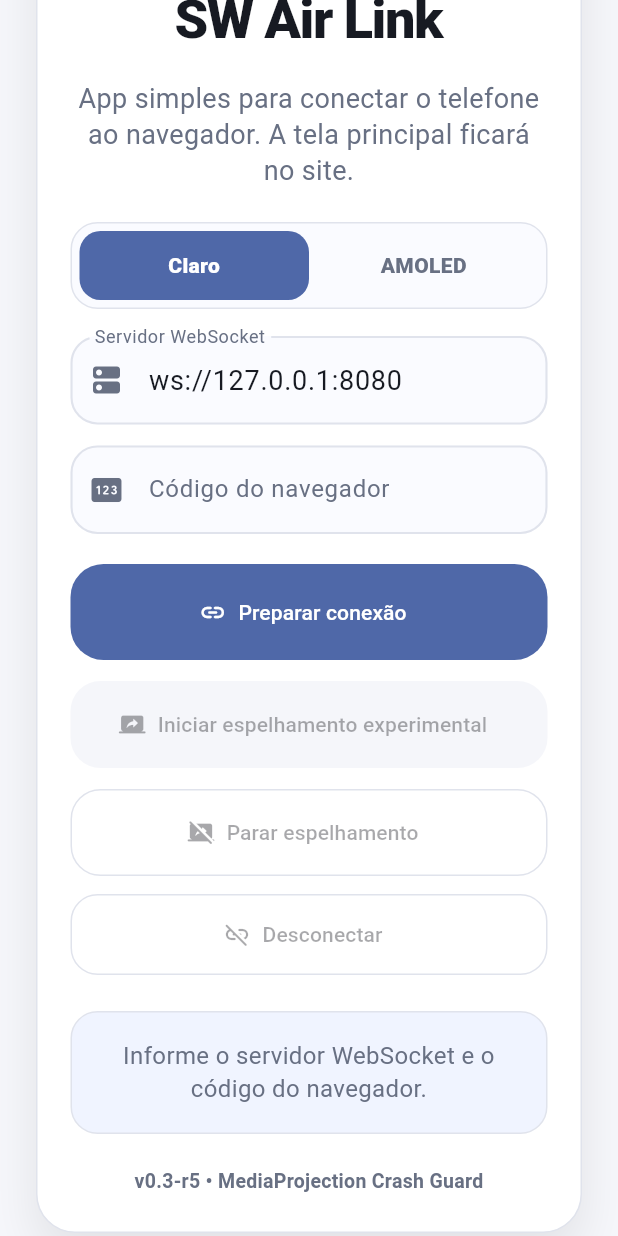
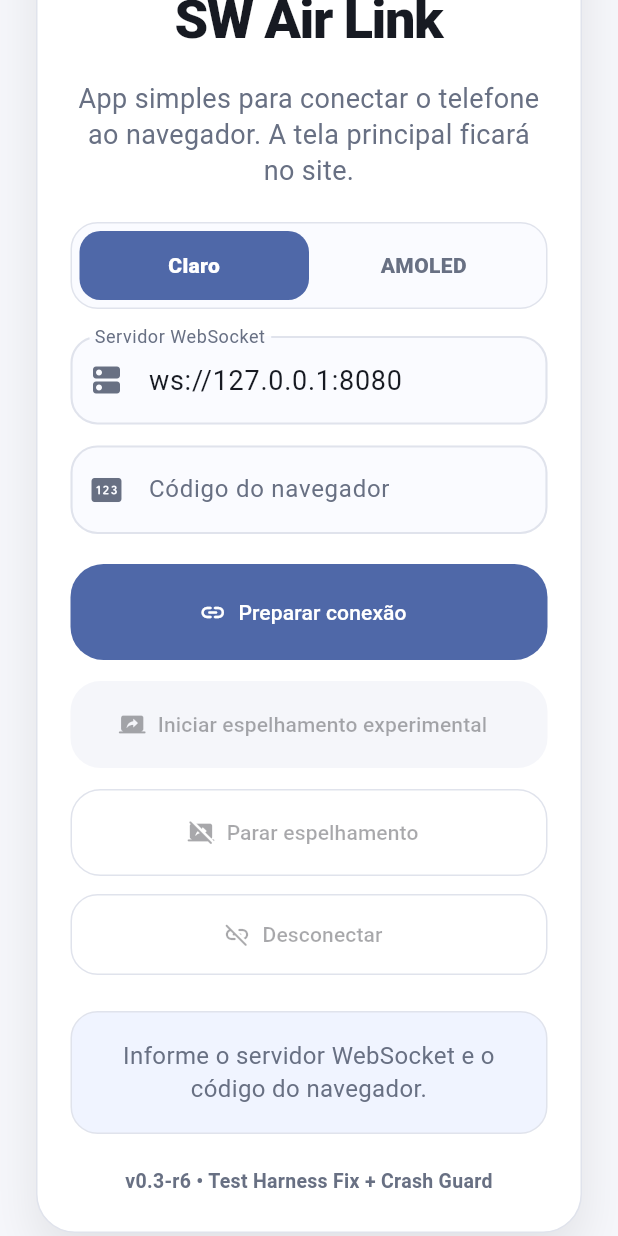
Before and after one commit to VouizS/SW-Air-Link, a Flutter app: the screen it shows after launch, scrolled down 142 dp, after a tap on "Preparar conexão", on a phone screen of 412 x 824 dp. Run offline on Flutter 3.47's test engine with Material 3 defaults, Android fonts, the light colour scheme and no system bars; our stand-ins replace shared_preferences.

Commit message:
v0.3-r6 test harness fix and crash guard

```diff
--- a/mobile/lib/main.dart
+++ b/mobile/lib/main.dart
@@ -166,7 +166,7 @@
         'type': 'join',
         'role': 'phone',
         'roomCode': code,
-        'version': 'v0.3-r5',
+        'version': 'v0.3-r6',
       }));
 
       socket.listen(
@@ -337,7 +337,7 @@
     _socket?.add(jsonEncode({
       'type': 'mirror_frame',
       'role': 'phone',
-      'version': 'v0.3-r5',
+      'version': 'v0.3-r6',
       'width': event['width'],
       'height': event['height'],
       'frame': _frameCount,
@@ -525,7 +525,7 @@
                     ),
                     const SizedBox(height: 22),
                     Text(
-                      'v0.3-r5 • MediaProjection Crash Guard',
+                      'v0.3-r6 • Test Harness Fix + Crash Guard',
                       textAlign: TextAlign.center,
                       style: TextStyle(
                         color: colors.muted,
--- a/mobile/pubspec.yaml
+++ b/mobile/pubspec.yaml
@@ -1,7 +1,7 @@
 name: sw_air_link
 description: App simples para conectar o telefone ao navegador via SW Air Link.
 publish_to: 'none'
-version: 0.3.5+35
+version: 0.3.6+36
 
 environment:
   sdk: '>=3.4.0 <4.0.0'
```
Also changed, not shown: 2 other files.
